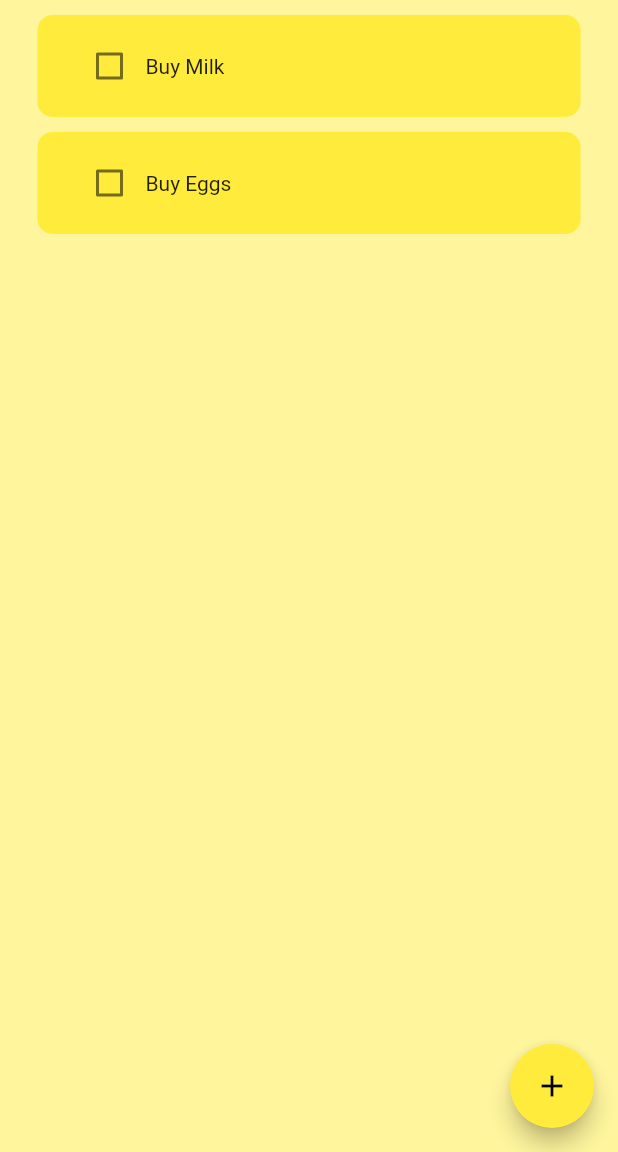
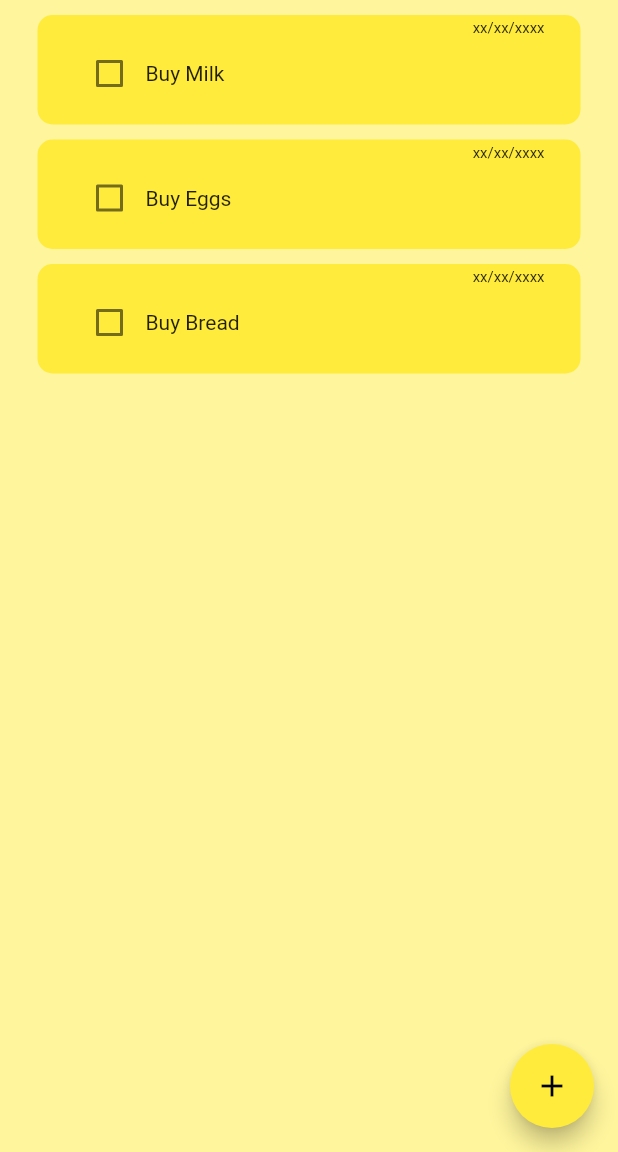
Before and after one commit to MDRTHW/to_do_list, a Flutter app: the screen it shows after launch, on a phone screen of 412 x 824 dp, the part 84-1236 px from its top. Run offline on Flutter 3.47's test engine with Material 2 defaults, Android fonts, the phone set to English and light mode, and no system bars; drawn by our look-alikes of flutter_slidable; our stand-ins replace hive, hive_flutter; accounts and stored records are empty.

Commit message:
Task creating date added

```diff
--- a/lib/data/database.dart
+++ b/lib/data/database.dart
@@ -9,8 +9,9 @@ class ToDoDatabase{
   //run this method if the 1st time the app is opened
   void createInitialData(){
     toDoList = [
-      ['Buy Milk', false],
-      ['Buy Eggs', false],
+      ['Buy Milk', false,  'xx/xx/xxxx'],
+      ['Buy Eggs', false, 'xx/xx/xxxx'],
+      ['Buy Bread', false, 'xx/xx/xxxx'],
     ];
   }
 
--- a/lib/utilities/todo_tile.dart
+++ b/lib/utilities/todo_tile.dart
@@ -3,6 +3,7 @@ import 'package:flutter_slidable/flutter_slidable.dart';
 
 class ToDoTile extends StatelessWidget {
 
+  final String dateTime;
   final String taskName;
   final bool taskCompleted;
   Function(bool?)? onChanged;
@@ -13,8 +14,10 @@ class ToDoTile extends StatelessWidget {
      Key? key,
      required this.taskName,
      required this.taskCompleted,
+     required this.dateTime,
      this.onChanged,
-     required this.deleteFunction
+     required this.deleteFunction,
+
    }) : super(key: key );
 
   @override
@@ -34,8 +37,20 @@ class ToDoTile extends StatelessWidget {
           ],
         ),
         child: Container(
-          padding: const EdgeInsets.only(left: 24.0, right: 24.0, top: 10.0, bottom: 10.0),
-            child: Row(
+          padding: const EdgeInsets.only(left: 24.0, right: 24.0,top: 3, bottom: 10.0),
+            child: Column(
+              children: [
+                Container(
+                  alignment: Alignment.centerRight,
+                  // height: 10,
+                  // color: Colors.white,
+                  child: Text(dateTime,
+                    style: TextStyle(
+                      fontSize: 10,
+                    ),
+                  ),
+                ),
+                Row(
                   children: [
                     //chjeckbox
                     Checkbox(
@@ -54,6 +69,8 @@ class ToDoTile extends StatelessWidget {
                     ),
                   ],
                 ),
+              ],
+            ),
           decoration: BoxDecoration(
             color: Colors.yellow,
             borderRadius: BorderRadius.circular(10),
--- a/pubspec.yaml
+++ b/pubspec.yaml
@@ -38,6 +38,7 @@ dependencies:
   # Use with the CupertinoIcons class for iOS style icons.
   cupertino_icons: ^1.0.2
   flutter_slidable: ^1.2.0
+  intl: ^0.17.0
 
 dev_dependencies:
   flutter_test:
```
Also changed, not shown: lib/pages/home_page.dart (+7 -2 lines), pubspec.lock. Lines whose indentation alone changed are shown as unchanged.
